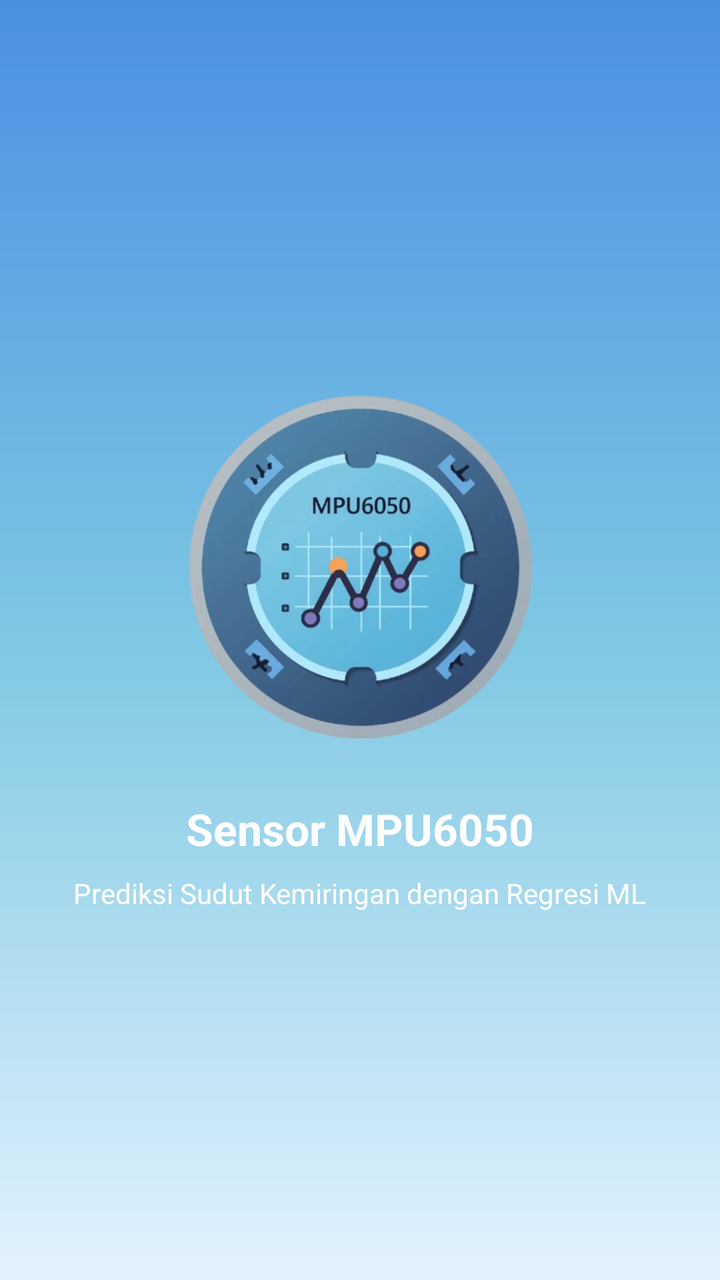
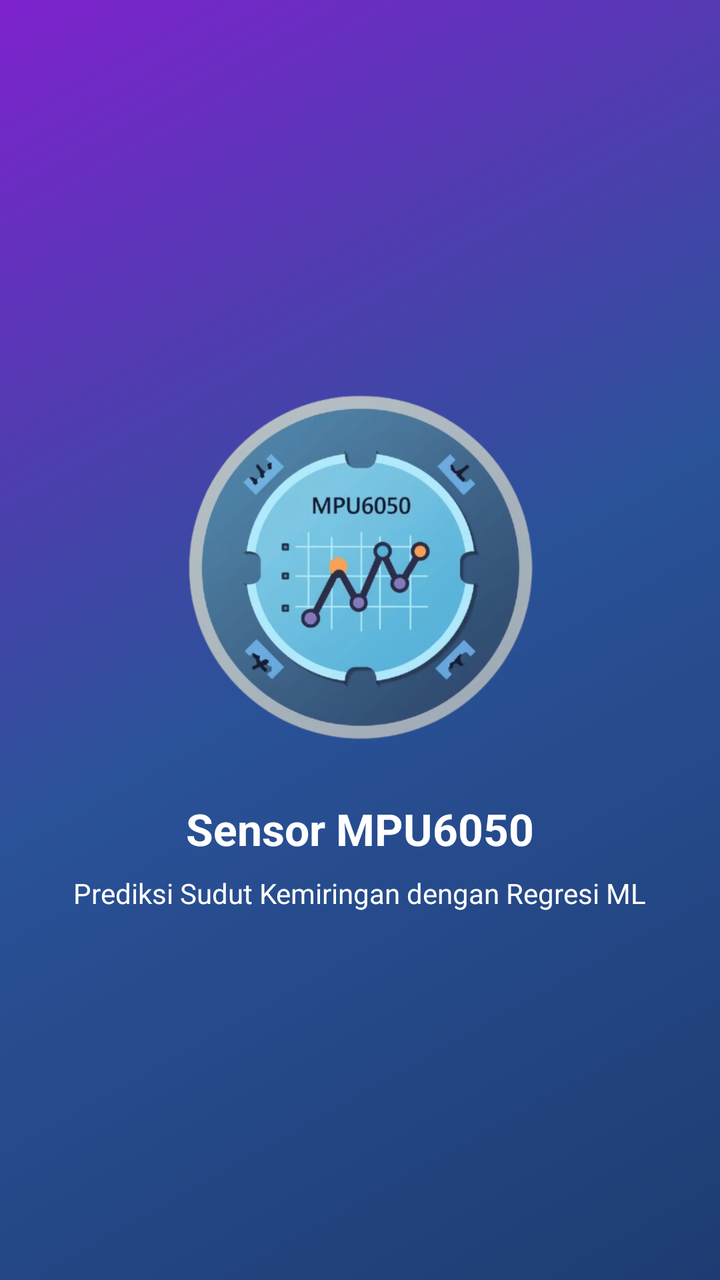

Before-and-after screenshots of an Android layout around one commit, followed by the original layout XML and the change that was made.
<!-- AndroidManifest.xml: application theme Theme.NajwaBelajarNavigationDrawer -->
<!-- res/layout/activity_layar_pembuka.xml -->
<?xml version="1.0" encoding="utf-8"?>
<LinearLayout xmlns:android="http://schemas.android.com/apk/res/android"
    xmlns:tools="http://schemas.android.com/tools"
    android:layout_width="match_parent"
    android:layout_height="match_parent"
    android:orientation="vertical"
    android:gravity="center"
    android:background="@drawable/bg_gradient"
    tools:context=".LayarPembuka">

    <ImageView
        android:id="@+id/logo"
        android:layout_width="200dp"
        android:layout_height="200dp"
        android:src="@drawable/logo_mpu6050"
        android:contentDescription="@string/app_name"
        android:layout_marginBottom="16dp" />

    <TextView
        android:layout_width="wrap_content"
        android:layout_height="wrap_content"
        android:text="@string/judul_splash"
        android:textColor="@color/putih"
        android:textSize="22sp"
        android:textStyle="bold"
        android:layout_marginBottom="8dp" />

    <TextView
        android:layout_width="wrap_content"
        android:layout_height="wrap_content"
        android:text="@string/subjudul_splash"
        android:textColor="@color/putih"
        android:textSize="14sp"
        android:textAlignment="center" />

</LinearLayout>
<!-- resources referenced by this layout -->
<resources>
  <color name="putih">#FFFFFFFF</color>
  <!-- drawable bg_gradient (drawable) -->
  <?xml version="1.0" encoding="utf-8"?>
  <shape xmlns:android="http://schemas.android.com/apk/res/android"
      android:shape="rectangle">
      <gradient
          android:startColor="@color/gradien_awal"
          android:centerColor="@color/gradien_tengah"
          android:endColor="@color/gradien_akhir"
          android:angle="270"
          android:type="linear"
          android:useLevel="false" />
  </shape>
  <!-- drawable logo_mpu6050: png bitmap (drawable, 235890 bytes) -->
  <string name="app_name">Model Prediksi Sudut MPU6050</string>
  <string name="judul_splash">Sensor MPU6050</string>
  <string name="subjudul_splash">Prediksi Sudut Kemiringan dengan Regresi ML</string>
  <style name="Theme.NajwaBelajarNavigationDrawer" parent="Base.Theme.NajwaBelajarNavigationDrawer" />
  <color name="gradien_awal">#4A90E2</color>
  <color name="gradien_tengah">#7EC8E3</color>
  <color name="gradien_akhir">#E3F2FD</color>
  <style name="Base.Theme.NajwaBelajarNavigationDrawer" parent="Theme.Material3.DayNight.NoActionBar">
  
          <item name="colorPrimary">@color/biru_tua</item>
          <item name="colorPrimaryContainer">@color/biru_muda</item>
          <item name="colorOnPrimary">@android:color/white</item>
  
          <item name="android:windowBackground">@color/putih</item>
          <item name="android:statusBarColor">@color/biru_tua</item>
  
          <item name="windowActionBar">false</item>
          <item name="android:windowNoTitle">true</item>
      </style>
  <color name="biru_tua">#0D47A1</color>
  <color name="biru_muda">#42A5F5</color>
</resources>

<!-- the commit's change to res/layout/activity_layar_pembuka.xml (unified diff, before → after) -->
@@ -5,7 +5,7 @@
     android:layout_height="match_parent"
     android:orientation="vertical"
     android:gravity="center"
-    android:background="@drawable/bg_gradient"
+    android:background="@drawable/bg_onboarding_gradient">
     tools:context=".LayarPembuka">
 
     <ImageView
<!-- resource entries referenced after the edit -->
@@ -1,26 +1,21 @@
 <!-- resources referenced by this layout -->
 <resources>
   <color name="putih">#FFFFFFFF</color>
-  <!-- drawable bg_gradient (drawable) -->
+  <!-- drawable bg_onboarding_gradient (drawable) -->
   <?xml version="1.0" encoding="utf-8"?>
-  <shape xmlns:android="http://schemas.android.com/apk/res/android"
-      android:shape="rectangle">
+  <shape xmlns:android="http://schemas.android.com/apk/res/android">
       <gradient
-          android:startColor="@color/gradien_awal"
-          android:centerColor="@color/gradien_tengah"
-          android:endColor="@color/gradien_akhir"
-          android:angle="270"
-          android:type="linear"
-          android:useLevel="false" />
+          android:angle="135"
+          android:startColor="#1e3c72"
+          android:centerColor="#2a5298"
+          android:endColor="#7e22ce"
+          android:type="linear" />
   </shape>
   <!-- drawable logo_mpu6050: png bitmap (drawable, 235890 bytes) -->
   <string name="app_name">Model Prediksi Sudut MPU6050</string>
   <string name="judul_splash">Sensor MPU6050</string>
   <string name="subjudul_splash">Prediksi Sudut Kemiringan dengan Regresi ML</string>
   <style name="Theme.NajwaBelajarNavigationDrawer" parent="Base.Theme.NajwaBelajarNavigationDrawer" />
-  <color name="gradien_awal">#4A90E2</color>
-  <color name="gradien_tengah">#7EC8E3</color>
-  <color name="gradien_akhir">#E3F2FD</color>
   <style name="Base.Theme.NajwaBelajarNavigationDrawer" parent="Theme.Material3.DayNight.NoActionBar">
   
           <item name="colorPrimary">@color/biru_tua</item>
